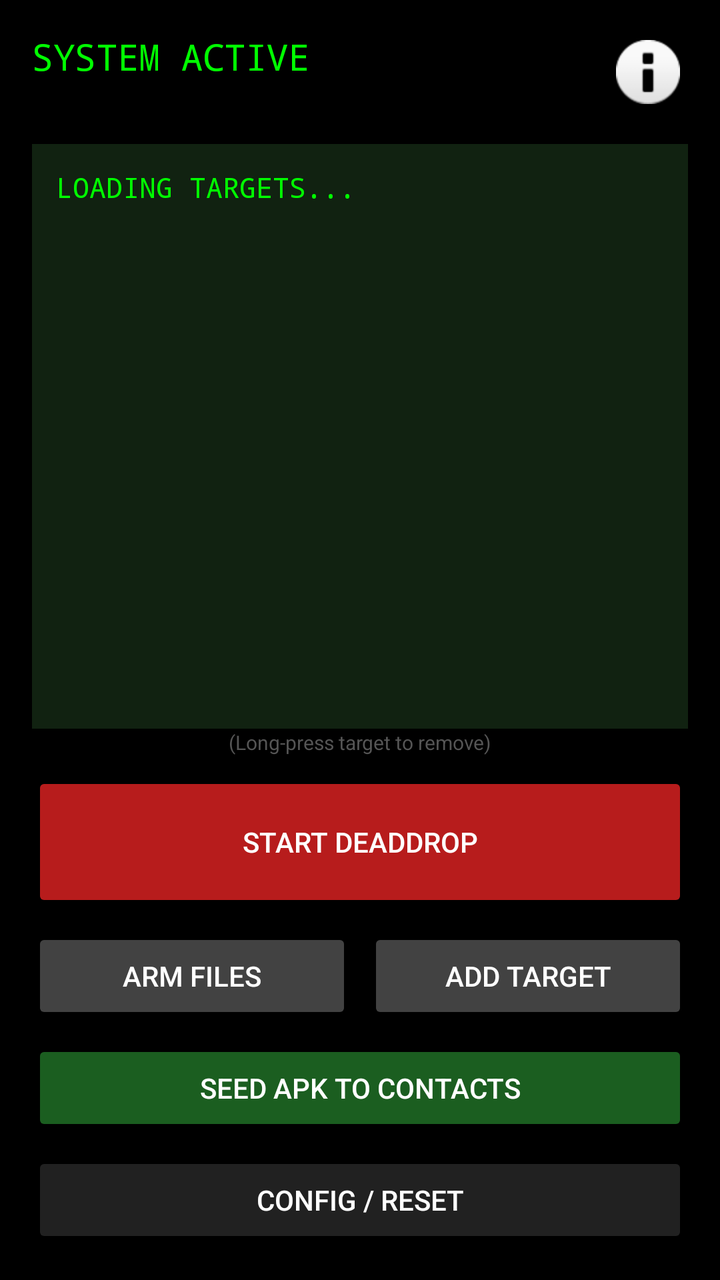
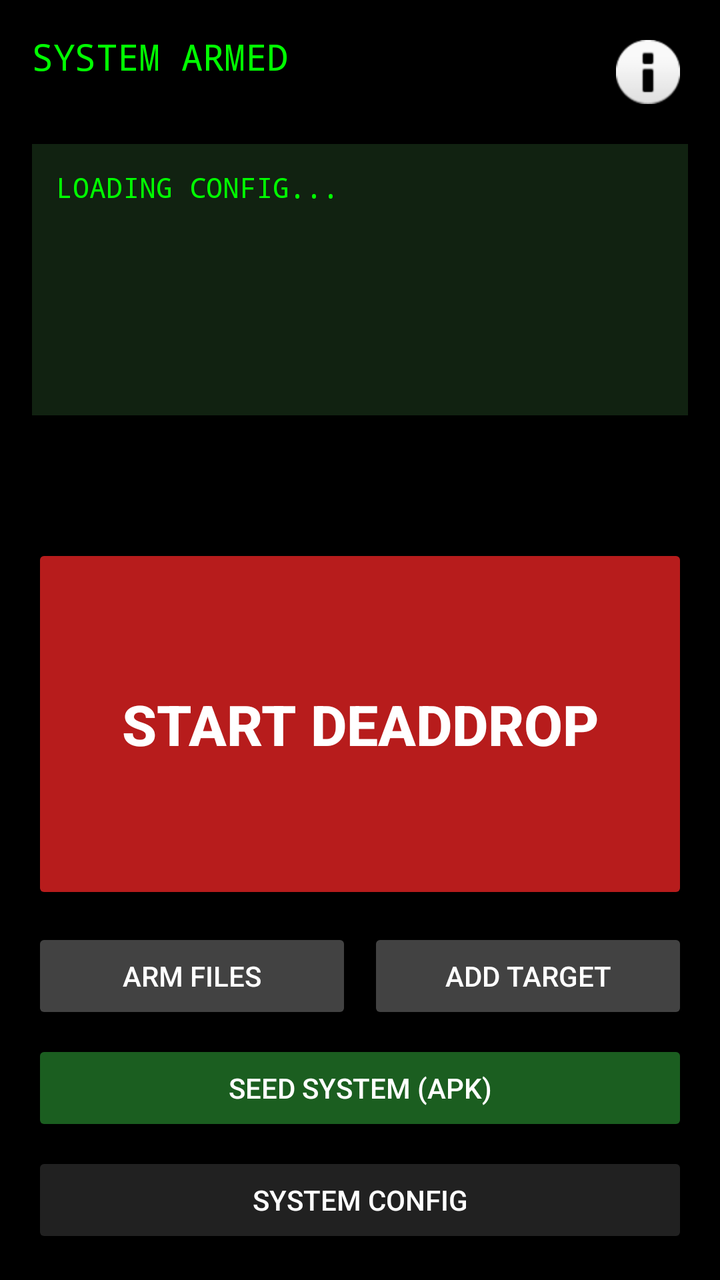

Before-and-after screenshots of an Android layout around one commit, followed by the original layout XML and the change that was made.
<!-- AndroidManifest.xml: application theme Theme.AppCompat.NoActionBar -->
<!-- res/layout/activity_main.xml -->
<?xml version="1.0" encoding="utf-8"?>
<LinearLayout xmlns:android="http://schemas.android.com/apk/res/android"
    android:id="@+id/main_root"
    android:layout_width="match_parent"
    android:layout_height="match_parent"
    android:orientation="vertical"
    android:background="#000000"
    android:padding="16dp">

    <RelativeLayout
        android:layout_width="match_parent"
        android:layout_height="wrap_content">
        <TextView
            android:layout_width="wrap_content"
            android:layout_height="wrap_content"
            android:text="SYSTEM ACTIVE"
            android:textColor="#00FF00"
            android:textSize="18sp"
            android:fontFamily="monospace" />
        <ImageButton
            android:id="@+id/btnInfo"
            android:layout_width="40dp"
            android:layout_height="40dp"
            android:layout_alignParentEnd="true"
            android:background="?attr/selectableItemBackgroundBorderless"
            android:src="@android:drawable/ic_dialog_info"
            android:contentDescription="Status" />
    </RelativeLayout>

    <TextView
        android:id="@+id/tvTargetList"
        android:layout_width="match_parent"
        android:layout_height="0dp"
        android:layout_weight="1"
        android:layout_marginTop="16dp"
        android:background="#112211"
        android:fontFamily="monospace"
        android:padding="12dp"
        android:text="LOADING TARGETS..."
        android:textColor="#00FF00"
        android:textSize="14sp" />

    <TextView
        android:layout_width="wrap_content"
        android:layout_height="wrap_content"
        android:text="(Long-press target to remove)"
        android:textColor="#555555"
        android:textSize="10sp"
        android:layout_gravity="center"
        android:layout_marginBottom="8dp"/>

    <Button
        android:id="@+id/btnTrigger"
        android:layout_width="match_parent"
        android:layout_height="70dp"
        android:text="START DEADDROP"
        android:backgroundTint="#B71C1C"
        android:textColor="#FFFFFF" />

    <LinearLayout
        android:layout_width="match_parent"
        android:layout_height="wrap_content"
        android:orientation="horizontal"
        android:layout_marginTop="8dp">
        <Button
            android:id="@+id/btnPayload"
            android:layout_width="0dp"
            android:layout_height="wrap_content"
            android:layout_weight="1"
            android:text="ARM FILES"
            android:backgroundTint="#424242"
            android:layout_marginEnd="4dp"/>
        <Button
            android:id="@+id/btnContacts"
            android:layout_width="0dp"
            android:layout_height="wrap_content"
            android:layout_weight="1"
            android:text="ADD TARGET"
            android:backgroundTint="#424242"
            android:layout_marginStart="4dp"/>
    </LinearLayout>

    <Button
        android:id="@+id/btnSeedContacts"
        android:layout_width="match_parent"
        android:layout_height="wrap_content"
        android:text="SEED APK TO CONTACTS"
        android:layout_marginTop="8dp"
        android:backgroundTint="#1B5E20" />

    <Button
        android:id="@+id/btnQR"
        android:layout_width="match_parent"
        android:layout_height="wrap_content"
        android:text="CONFIG / RESET"
        android:backgroundTint="#212121"
        android:layout_marginTop="8dp" />

</LinearLayout>
<!-- resources referenced by this layout -->
<resources>

</resources>

<!-- the commit's change to res/layout/activity_main.xml (unified diff, before → after) -->
@@ -13,18 +13,18 @@
         <TextView
             android:layout_width="wrap_content"
             android:layout_height="wrap_content"
-            android:text="SYSTEM ACTIVE"
+            android:text="SYSTEM ARMED"
             android:textColor="#00FF00"
             android:textSize="18sp"
             android:fontFamily="monospace" />
+
         <ImageButton
             android:id="@+id/btnInfo"
             android:layout_width="40dp"
             android:layout_height="40dp"
             android:layout_alignParentEnd="true"
             android:background="?attr/selectableItemBackgroundBorderless"
-            android:src="@android:drawable/ic_dialog_info"
-            android:contentDescription="Status" />
+            android:src="@android:drawable/ic_dialog_info" />
     </RelativeLayout>
 
     <TextView
@@ -36,24 +36,28 @@
         android:background="#112211"
         android:fontFamily="monospace"
         android:padding="12dp"
-        android:text="LOADING TARGETS..."
+        android:text="LOADING CONFIG..."
         android:textColor="#00FF00"
         android:textSize="14sp" />
 
     <TextView
-        android:layout_width="wrap_content"
+        android:id="@+id/tvCountdown"
+        android:layout_width="match_parent"
         android:layout_height="wrap_content"
-        android:text="(Long-press target to remove)"
-        android:textColor="#555555"
-        android:textSize="10sp"
-        android:layout_gravity="center"
-        android:layout_marginBottom="8dp"/>
+        android:gravity="center"
+        android:text="0.0"
+        android:textColor="#FF0000"
+        android:textSize="48sp"
+        android:visibility="invisible"
+        android:fontFamily="monospace" />
 
     <Button
         android:id="@+id/btnTrigger"
         android:layout_width="match_parent"
-        android:layout_height="70dp"
+        android:layout_height="180dp"
         android:text="START DEADDROP"
+        android:textSize="28sp"
+        android:textStyle="bold"
         android:backgroundTint="#B71C1C"
         android:textColor="#FFFFFF" />
 
@@ -61,7 +65,7 @@
         android:layout_width="match_parent"
         android:layout_height="wrap_content"
         android:orientation="horizontal"
-        android:layout_marginTop="8dp">
+        android:layout_marginTop="12dp">
         <Button
             android:id="@+id/btnPayload"
             android:layout_width="0dp"
@@ -84,7 +88,7 @@
         android:id="@+id/btnSeedContacts"
         android:layout_width="match_parent"
         android:layout_height="wrap_content"
-        android:text="SEED APK TO CONTACTS"
+        android:text="SEED SYSTEM (APK)"
         android:layout_marginTop="8dp"
         android:backgroundTint="#1B5E20" />
 
@@ -92,8 +96,7 @@
         android:id="@+id/btnQR"
         android:layout_width="match_parent"
         android:layout_height="wrap_content"
-        android:text="CONFIG / RESET"
+        android:text="SYSTEM CONFIG"
         android:backgroundTint="#212121"
         android:layout_marginTop="8dp" />
-
 </LinearLayout>
